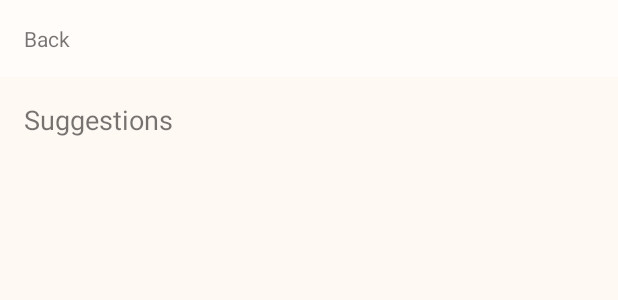
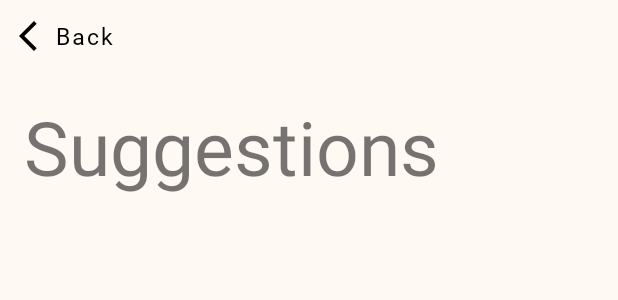
Before and after one commit to wythayt/M3_1_114_Thema_Bahnreise_Routenplaner_fuer_landschaftlich_attraktive_Strecken, an Android app: the layout fragment_suggestions.xml on its own in the app's theme, with its tools: preview values and no code run, on a phone screen of 412 x 824 dp. Shown: the top 300 px of the screen. Run offline under Robolectric (Android 15) with nearby library versions, the phone set to English and light mode, and no system bars.

Commit message:
fix: integrated Suggestions

```diff
--- a/app/src/main/res/layout/fragment_suggestions.xml
+++ b/app/src/main/res/layout/fragment_suggestions.xml
@@ -4,7 +4,7 @@
     xmlns:tools="http://schemas.android.com/tools"
     android:layout_width="match_parent"
     android:layout_height="match_parent"
-    tools:context=".ui.search.SuggestionsFragment">
+    tools:context=".ui.suggestions.SuggestionsFragment">
 
     <ScrollView
         android:id="@+id/scroll_search_results"
@@ -22,25 +22,30 @@
             android:layout_height="wrap_content"
             android:orientation="vertical">
 
-            <LinearLayout
-                android:layout_width="match_parent"
+
+            <com.google.android.material.button.MaterialButton
+                android:id="@+id/back"
+                style="@style/Widget.MaterialComponents.Button.TextButton.Icon"
+                android:layout_width="wrap_content"
                 android:layout_height="wrap_content"
-                android:background="#fffcf9"
-                android:orientation="vertical"
-                android:padding="16dp">
-
-                <TextView
-                    android:layout_width="wrap_content"
-                    android:layout_height="wrap_content"
-                    android:text="Back" />
-            </LinearLayout>
+                android:fontFamily="@font/sf_pro_text_bold"
+                android:text="Back"
+                android:textAllCaps="false"
+                android:textColor="@color/black"
+                android:textSize="15sp"
+                app:icon="@drawable/arrow_back_ios_24px"
+                app:iconGravity="textStart"
+                app:iconPadding="0dp"
+                app:layout_constraintBottom_toTopOf="@+id/guideline3"
+                app:layout_constraintStart_toStartOf="@+id/guideline4"
+                app:layout_constraintTop_toTopOf="parent" />
 
             <TextView
                 android:layout_width="match_parent"
                 android:layout_height="wrap_content"
                 android:padding="16dp"
                 android:text="Suggestions"
-                android:textSize="18sp" />
+                android:textSize="50sp" />
 
             <androidx.recyclerview.widget.RecyclerView
                 android:id="@+id/RecyclerView"
--- a/app/src/main/res/layout/item_route_map.xml
+++ b/app/src/main/res/layout/item_route_map.xml
@@ -3,7 +3,7 @@
     android:layout_height="wrap_content"
     android:layout_marginHorizontal="20dp"
     android:layout_marginVertical="12dp"
-    android:background="@drawable/card_backgroud"
+    android:background="@drawable/card_background"
     android:orientation="vertical"
     android:padding="10dp">
 
--- a/app/src/main/res/navigation/search_inner_nav_graph.xml
+++ b/app/src/main/res/navigation/search_inner_nav_graph.xml
@@ -18,4 +18,9 @@
         android:name="com.example.m3_app.ui.map_not_specified.MapNotSpecifiedFragment"
         android:label="Map Not Specified" />
 
+    <fragment
+        android:id="@+id/suggestionsFragment"
+        android:name="com.example.m3_app.ui.suggestions.SuggestionsFragment"
+        android:label="Suggestions" />
+
 </navigation>
```
Also changed, not shown: app/src/main/java/com/example/m3_app/ui/route_img/RouteImgAdapter.java (added, +56 -0 lines), app/src/main/java/com/example/m3_app/ui/route_img/RouteImgCard.java (added, +13 -0 lines), app/src/main/java/com/example/m3_app/ui/search_test/SearchFragmentTest.java (+22 -0 lines), app/src/main/java/com/example/m3_app/ui/suggestions/SuggestionsFragment.java (added, +79 -0 lines), app/src/main/java/com/example/m3_app/ui/suggestions/SuggestionsViewModel.java (added, +19 -0 lines), app/src/main/res/layout/item_route_img.xml (+7 -6 lines), app/src/main/res/drawable/card_background.xml (renamed from app/src/main/res/drawable/card_backgroud.xml).
